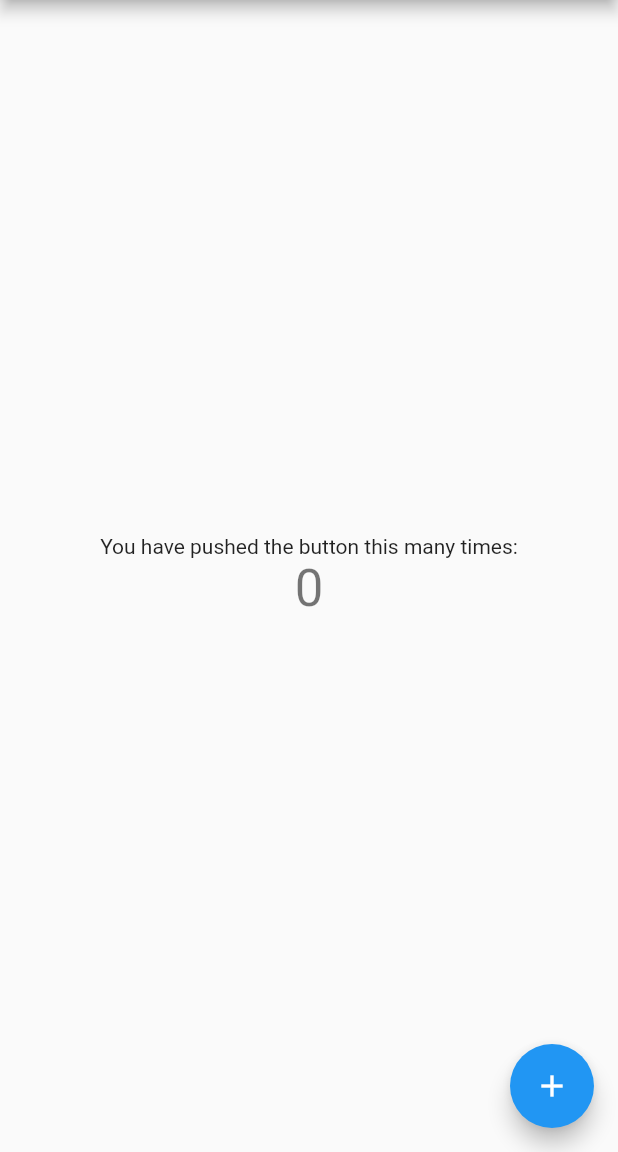
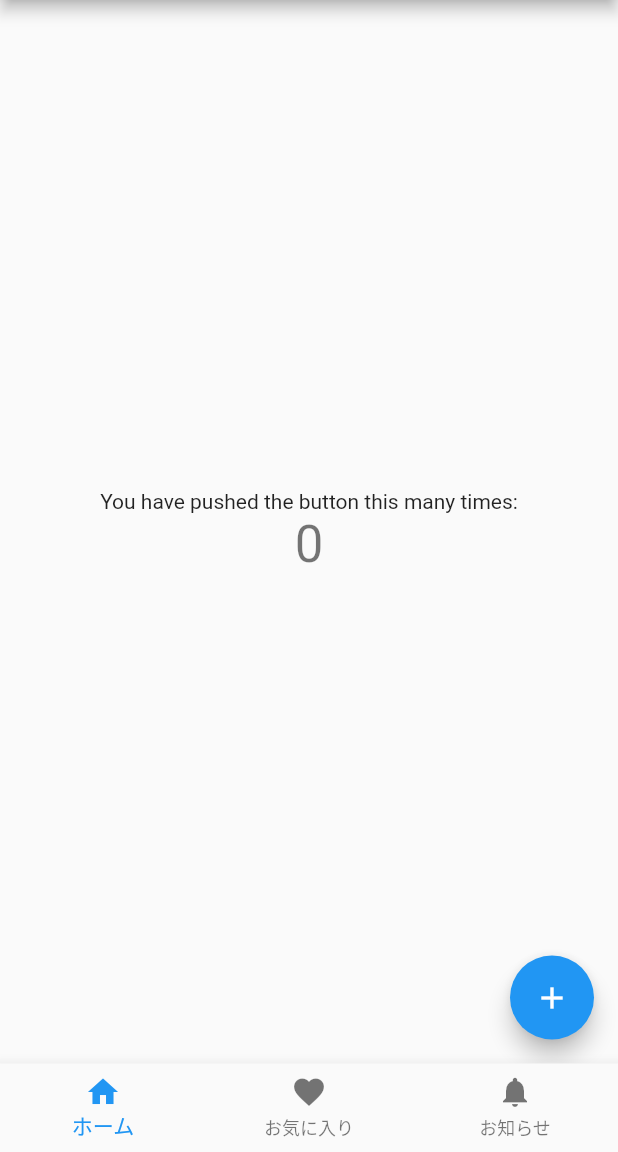
Before and after one commit to MakotoUwaya/first_flutter, a Flutter app: the screen it shows after launch, on a phone screen of 412 x 824 dp, the part 84-1236 px from its top. Run offline on Flutter 3.47's test engine with Material 2 defaults, Android fonts, the phone set to English and light mode, and no system bars; our stand-ins replace firebase_core; accounts and stored records are empty.

Commit message:
✨ Add Bottom Navigation Bar
- Add mulutiple screens

```diff
--- a/lib/main.dart
+++ b/lib/main.dart
@@ -1,4 +1,8 @@
 import 'package:flutter/material.dart';
+
+import 'src/screens/home.dart';
+import 'src/screens/favorite.dart';
+import 'src/screens/information.dart';
 
 void main() {
   runApp(const MyApp());
@@ -13,15 +17,6 @@ class MyApp extends StatelessWidget {
     return MaterialApp(
       title: 'Flutter Demo',
       theme: ThemeData(
-        // This is the theme of your application.
-        //
-        // Try running your application with "flutter run". You'll see the
-        // application has a blue toolbar. Then, without quitting the app, try
-        // changing the primarySwatch below to Colors.green and then invoke
-        // "hot reload" (press "r" in the console where you ran "flutter run",
-        // or simply save your changes to "hot reload" in a Flutter IDE).
-        // Notice that the counter didn't reset back to zero; the application
-        // is not restarted.
         primarySwatch: Colors.blue,
       ),
       home: const MyHomePage(title: 'Flutter Demo Home Page'),
@@ -31,85 +26,47 @@ class MyApp extends StatelessWidget {
 
 class MyHomePage extends StatefulWidget {
   const MyHomePage({super.key, required this.title});
-
-  // This widget is the home page of your application. It is stateful, meaning
-  // that it has a State object (defined below) that contains fields that affect
-  // how it looks.
-
-  // This class is the configuration for the state. It holds the values (in this
-  // case the title) provided by the parent (in this case the App widget) and
-  // used by the build method of the State. Fields in a Widget subclass are
-  // always marked "final".
-
   final String title;
-
   @override
   State<MyHomePage> createState() => _MyHomePageState();
 }
 
 class _MyHomePageState extends State<MyHomePage> {
-  int _counter = 0;
+  static const _screens = [
+    HomeScreen(),
+    FavoriteScreen(),
+    InformationScreen(),
+  ];
 
-  void _incrementCounter() {
+  int _selectedIndex = 0;
+
+  void _onItemTapped(int index) {
     setState(() {
-      // This call to setState tells the Flutter framework that something has
-      // changed in this State, which causes it to rerun the build method below
-      // so that the display can reflect the updated values. If we changed
-      // _counter without calling setState(), then the build method would not be
-      // called again, and so nothing would appear to happen.
-      _counter++;
+      _selectedIndex = index;
     });
   }
 
   @override
   Widget build(BuildContext context) {
-    // This method is rerun every time setState is called, for instance as done
-    // by the _incrementCounter method above.
-    //
-    // The Flutter framework has been optimized to make rerunning build methods
-    // fast, so that you can just rebuild anything that needs updating rather
-    // than having to individually change instances of widgets.
     return Scaffold(
       appBar: AppBar(
-        // Here we take the value from the MyHomePage object that was created by
-        // the App.build method, and use it to set our appbar title.
         title: Text(widget.title),
       ),
-      body: Center(
-        // Center is a layout widget. It takes a single child and positions it
-        // in the middle of the parent.
-        child: Column(
-          // Column is also a layout widget. It takes a list of children and
-          // arranges them vertically. By default, it sizes itself to fit its
-          // children horizontally, and tries to be as tall as its parent.
-          //
-          // Invoke "debug painting" (press "p" in the console, choose the
-          // "Toggle Debug Paint" action from the Flutter Inspector in Android
-          // Studio, or the "Toggle Debug Paint" command in Visual Studio Code)
-          // to see the wireframe for each widget.
-          //
-          // Column has various properties to control how it sizes itself and
-          // how it positions its children. Here we use mainAxisAlignment to
-          // center the children vertically; the main axis here is the vertical
-          // axis because Columns are vertical (the cross axis would be
-          // horizontal).
-          mainAxisAlignment: MainAxisAlignment.center,
-          children: <Widget>[
-            const Text(
-              'You have pushed the button this many times:',
-            ),
-            Text(
-              '$_counter',
-              style: Theme.of(context).textTheme.headline4,
-            ),
-          ],
-        ),
+      body: IndexedStack(
+        index: _selectedIndex,
+        children: _screens,
       ),
-      floatingActionButton: FloatingActionButton(
-        onPressed: _incrementCounter,
-        tooltip: 'Increment',
-        child: const Icon(Icons.add),
-      ), // This trailing comma makes auto-formatting nicer for build methods.
+      bottomNavigationBar: BottomNavigationBar(
+        currentIndex: _selectedIndex,
+        onTap: _onItemTapped,
+        items: const <BottomNavigationBarItem>[
+          BottomNavigationBarItem(icon: Icon(Icons.home), label: 'ホーム'),
+          BottomNavigationBarItem(icon: Icon(Icons.favorite), label: 'お気に入り'),
+          BottomNavigationBarItem(
+              icon: Icon(Icons.notifications), label: 'お知らせ'),
+        ],
+        type: BottomNavigationBarType.fixed,
+      ),
     );
   }
 }
--- /dev/null
+++ b/lib/src/screens/home.dart
@@ -0,0 +1,43 @@
+import 'package:flutter/material.dart';
+
+class HomeScreen extends StatefulWidget {
+  const HomeScreen({Key? key}) : super(key: key);
+
+  @override
+  State<HomeScreen> createState() => _HomeScreenState();
+}
+
+class _HomeScreenState extends State<HomeScreen> {
+  int _counter = 0;
+
+  void _incrementCounter() {
+    setState(() {
+      _counter++;
+    });
+  }
+
+  @override
+  Widget build(BuildContext context) {
+    return Scaffold(
+      body: Center(
+        child: Column(
+          mainAxisAlignment: MainAxisAlignment.center,
+          children: <Widget>[
+            const Text(
+              'You have pushed the button this many times:',
+            ),
+            Text(
+              '$_counter',
+              style: Theme.of(context).textTheme.headline4,
+            ),
+          ],
+        ),
+      ),
+      floatingActionButton: FloatingActionButton(
+        onPressed: _incrementCounter,
+        tooltip: 'Increment',
+        child: const Icon(Icons.add),
+      ),
+    );
+  }
+}
```
Also changed, not shown: lib/src/screens/favorite.dart (added, +43 -0 lines), lib/src/screens/information.dart (added, +43 -0 lines).
